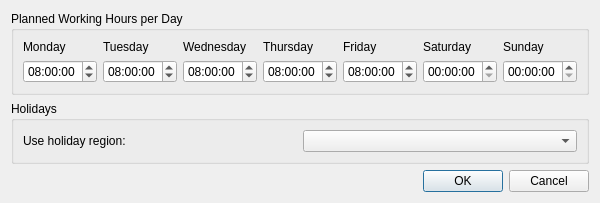
First picture: the form in src/dontpanik/kpart/core/ui/plannedworkingtimesdialog.ui, repository frankHa/dontpanic, before the edit.
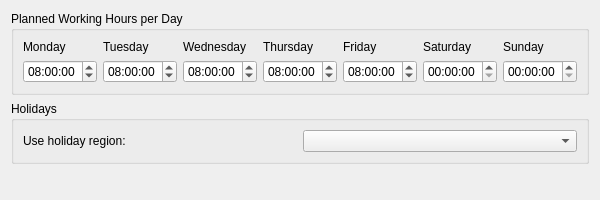
Second picture: the form after the edit. Custom widgets are drawn as their Qt base class.

Commit message: -switched all dialogs over to kdialog

Patch:
```diff
--- a/src/dontpanik/kpart/core/ui/plannedworkingtimesdialog.ui
+++ b/src/dontpanik/kpart/core/ui/plannedworkingtimesdialog.ui
@@ -1,7 +1,7 @@
 <?xml version="1.0" encoding="UTF-8"?>
 <ui version="4.0">
  <class>PlannedWorkingTimesDialog</class>
- <widget class="QDialog" name="PlannedWorkingTimesDialog">
+ <widget class="QWidget" name="PlannedWorkingTimesDialog">
   <property name="geometry">
    <rect>
     <x>0</x>
@@ -209,16 +209,6 @@
      </property>
     </spacer>
    </item>
-   <item>
-    <widget class="QDialogButtonBox" name="buttonBox">
-     <property name="orientation">
-      <enum>Qt::Horizontal</enum>
-     </property>
-     <property name="standardButtons">
-      <set>QDialogButtonBox::Cancel|QDialogButtonBox::Ok</set>
-     </property>
-    </widget>
-   </item>
   </layout>
  </widget>
  <customwidgets>
```
The commit also changes 25 other files.
